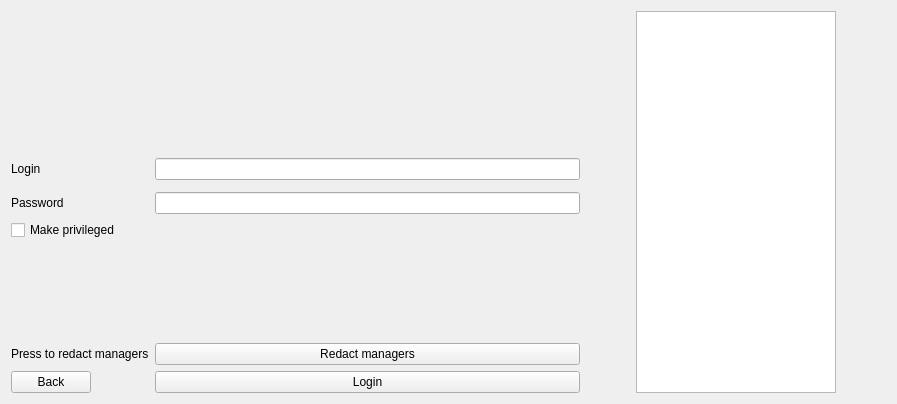
The window that ATM/privilegedmanagerwidget.ui (IvanBlyzniuk/MOOP_Project) describes before a commit, drawn with Qt 5.
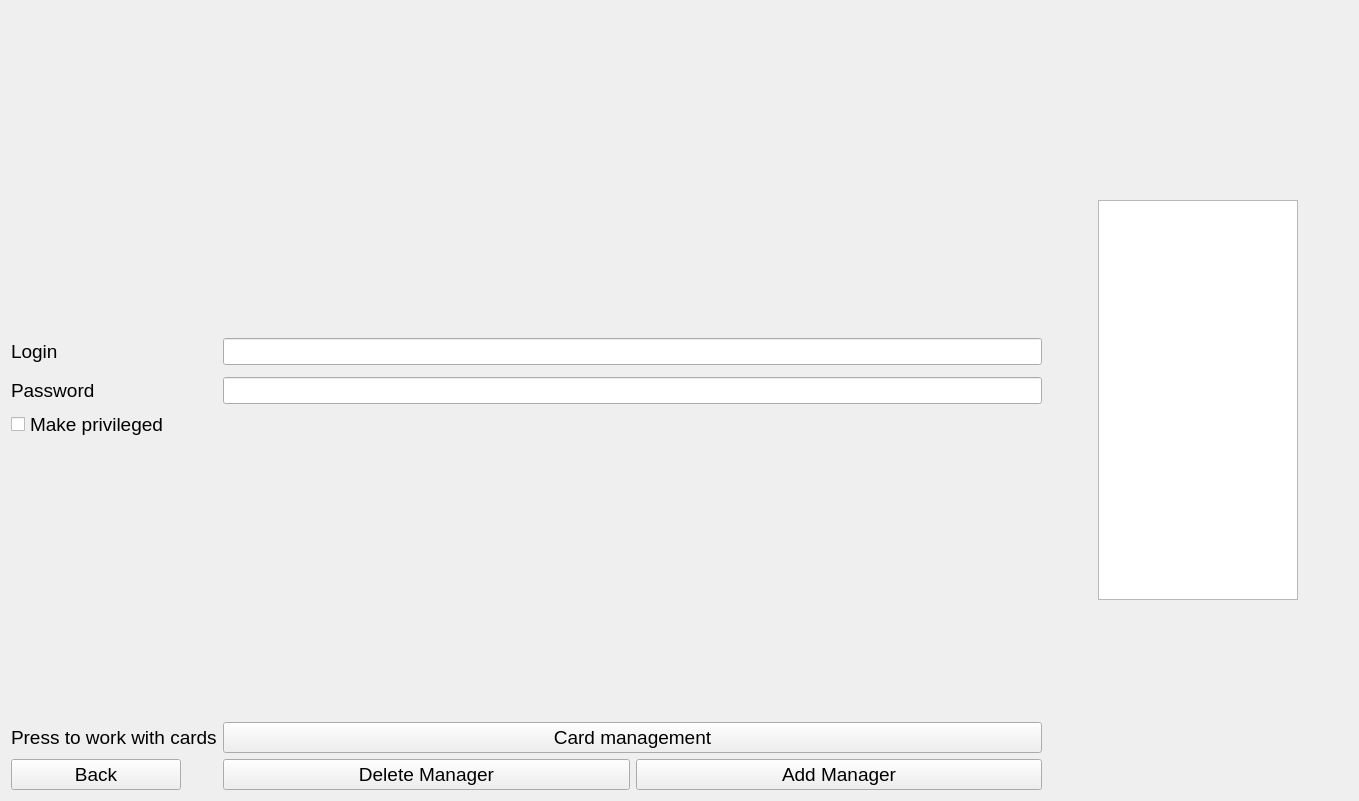
The same window after the commit.

```diff
--- a/ATM/privilegedmanagerwidget.ui
+++ b/ATM/privilegedmanagerwidget.ui
@@ -6,8 +6,8 @@
    <rect>
     <x>0</x>
     <y>0</y>
-    <width>897</width>
-    <height>404</height>
+    <width>1359</width>
+    <height>801</height>
    </rect>
   </property>
   <property name="windowTitle">
@@ -43,13 +43,24 @@
          <height>0</height>
         </size>
        </property>
+       <property name="font">
+        <font>
+         <pointsize>14</pointsize>
+        </font>
+       </property>
        <property name="text">
         <string>Login</string>
        </property>
       </widget>
      </item>
      <item row="1" column="1">
-      <widget class="QLineEdit" name="loginField"/>
+      <widget class="QLineEdit" name="loginField">
+       <property name="font">
+        <font>
+         <pointsize>12</pointsize>
+        </font>
+       </property>
+      </widget>
      </item>
      <item row="2" column="1">
       <spacer name="verticalSpacer">
@@ -66,19 +77,35 @@
      </item>
      <item row="3" column="0">
       <widget class="QLabel" name="label_3">
+       <property name="font">
+        <font>
+         <pointsize>14</pointsize>
+        </font>
+       </property>
        <property name="text">
         <string>Password</string>
        </property>
       </widget>
      </item>
      <item row="3" column="1">
-      <widget class="QLineEdit" name="passwordField"/>
+      <widget class="QLineEdit" name="passwordField">
+       <property name="font">
+        <font>
+         <pointsize>12</pointsize>
+        </font>
+       </property>
+      </widget>
      </item>
      <item row="4" column="0">
       <widget class="QCheckBox" name="makePrivilegedButton">
        <property name="enabled">
         <bool>true</bool>
        </property>
+       <property name="font">
+        <font>
+         <pointsize>14</pointsize>
+        </font>
+       </property>
        <property name="text">
         <string>Make privileged</string>
        </property>
@@ -116,34 +143,76 @@
        </property>
       </spacer>
      </item>
-     <item row="13" column="0">
-      <widget class="QPushButton" name="backButton">
-       <property name="text">
-        <string>Back</string>
-       </property>
-      </widget>
-     </item>
-     <item row="13" column="1">
-      <widget class="QPushButton" name="loginButton">
-       <property name="text">
-        <string>Login</string>
-       </property>
-      </widget>
-     </item>
-     <item row="12" column="0">
+     <item row="6" column="0">
       <widget class="QLabel" name="pressToRedactManagersLabel">
+       <property name="font">
+        <font>
+         <pointsize>14</pointsize>
+        </font>
+       </property>
        <property name="text">
-        <string>Press to redact managers</string>
+        <string>Press to work with cards</string>
        </property>
       </widget>
      </item>
-     <item row="12" column="1">
+     <item row="6" column="1">
       <widget class="QPushButton" name="redactorModeButton">
+       <property name="font">
+        <font>
+         <pointsize>14</pointsize>
+        </font>
+       </property>
        <property name="text">
-        <string>Redact managers</string>
+        <string>Card management</string>
        </property>
       </widget>
      </item>
+     <item row="7" column="0">
+      <widget class="QPushButton" name="backButton">
+       <property name="minimumSize">
+        <size>
+         <width>170</width>
+         <height>0</height>
+        </size>
+       </property>
+       <property name="font">
+        <font>
+         <pointsize>14</pointsize>
+        </font>
+       </property>
+       <property name="text">
+        <string>Back</string>
+       </property>
+      </widget>
+     </item>
+     <item row="7" column="1">
+      <layout class="QHBoxLayout" name="horizontalLayout_2">
+       <item>
+        <widget class="QPushButton" name="deleteManagerButton">
+         <property name="font">
+          <font>
+           <pointsize>14</pointsize>
+          </font>
+         </property>
+         <property name="text">
+          <string>Delete Manager</string>
+         </property>
+        </widget>
+       </item>
+       <item>
+        <widget class="QPushButton" name="addManagerButton">
+         <property name="font">
+          <font>
+           <pointsize>14</pointsize>
+          </font>
+         </property>
+         <property name="text">
+          <string>Add Manager</string>
+         </property>
+        </widget>
+       </item>
+      </layout>
+     </item>
     </layout>
    </item>
    <item>
@@ -170,6 +239,11 @@
        <height>400</height>
       </size>
      </property>
+     <property name="font">
+      <font>
+       <pointsize>12</pointsize>
+      </font>
+     </property>
     </widget>
    </item>
    <item>
```
